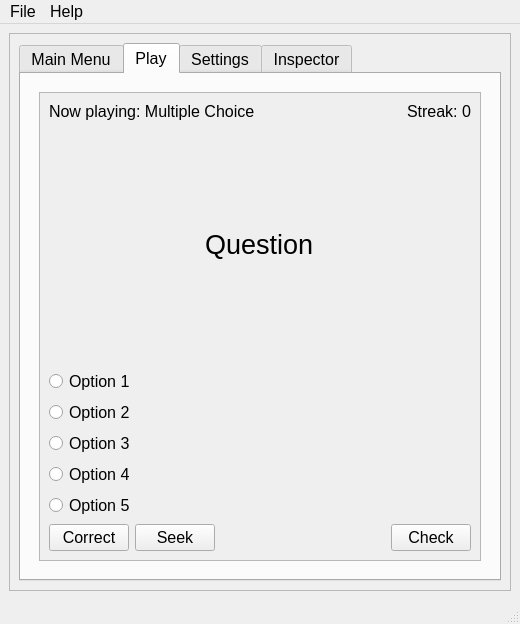
Above: v2/main.ui from LuuppiChan/luupycards before the change. Below: the same form after it.
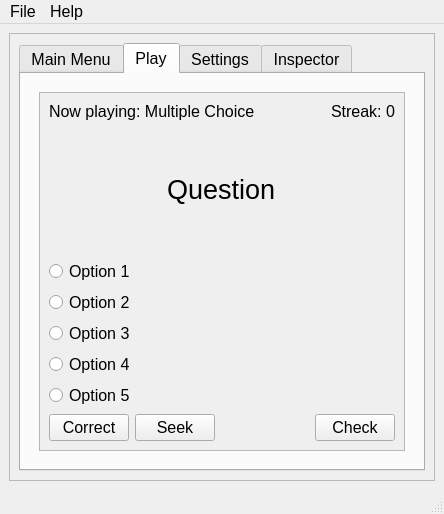
That is the form after the change. The open tabs and pages were chosen to show the change. Icons and pictures are not drawn.

```diff
--- a/v2/main.ui
+++ b/v2/main.ui
@@ -6,8 +6,8 @@
    <rect>
     <x>0</x>
     <y>0</y>
-    <width>520</width>
-    <height>624</height>
+    <width>444</width>
+    <height>514</height>
    </rect>
   </property>
   <property name="font">
@@ -40,8 +40,8 @@
         <rect>
          <x>0</x>
          <y>0</y>
-         <width>504</width>
-         <height>547</height>
+         <width>428</width>
+         <height>437</height>
         </rect>
        </property>
        <layout class="QGridLayout" name="gridLayout_11">
@@ -410,8 +410,8 @@
                     <rect>
                      <x>0</x>
                      <y>0</y>
-                     <width>630</width>
-                     <height>534</height>
+                     <width>312</width>
+                     <height>316</height>
                     </rect>
                    </property>
                    <layout class="QVBoxLayout" name="verticalLayout_6">
@@ -1066,7 +1066,7 @@
     <rect>
      <x>0</x>
      <y>0</y>
-     <width>520</width>
+     <width>444</width>
      <height>33</height>
     </rect>
    </property>
```
Left out of the diff: 3 changed lines with no effect on the pictures.
